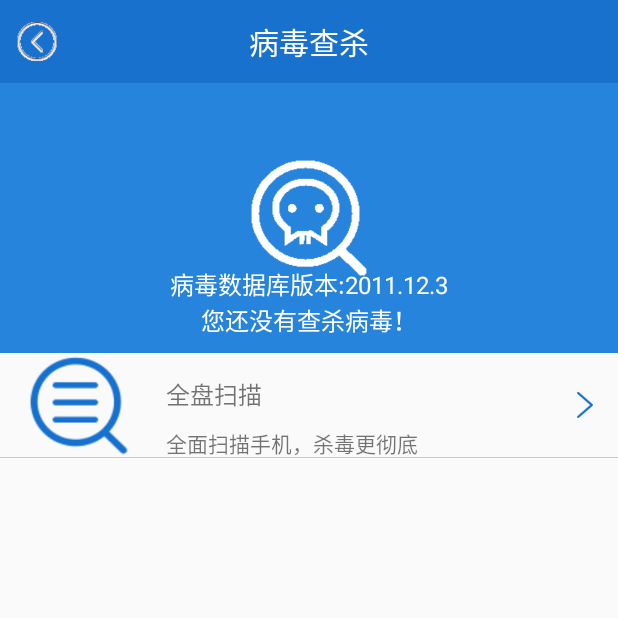
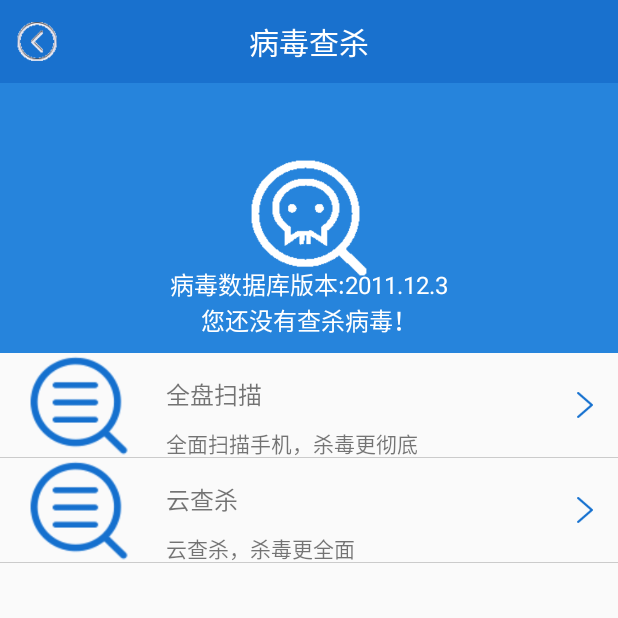
Before and after one commit to HeJie47/MobileGuard, an Android app: the VirusScanActivity screen opened directly, with no data from a screen before it, on a phone screen of 412 x 824 dp, the top half of it. Run offline under Robolectric (Android 15) with nearby library versions, the phone set to English and light mode, and no system bars.

Commit message:
new changed

```diff
--- /dev/null
+++ b/app/src/main/java/cn/edu/gdmec/android/mobileguard/m5virusscan/Utils/Urlclient.java
@@ -0,0 +1,8 @@
+package cn.edu.gdmec.android.mobileguard.m5virusscan.Utils;
+
+/**
+ * Created by admin on 2017/12/19.
+ */
+
+public class Urlclient {
+}
--- a/app/src/main/res/layout/activity_virus_scan.xml
+++ b/app/src/main/res/layout/activity_virus_scan.xml
@@ -6,6 +6,7 @@
     android:layout_height="match_parent">
 
     <include layout="@layout/titlebar"/>
+
     <RelativeLayout
         android:layout_width="match_parent"
         android:layout_height="180dp"
@@ -33,17 +34,20 @@
             android:textColor="@color/white"/>
 
     </RelativeLayout>
+
     <RelativeLayout
         android:id="@+id/rl_allscanvirus"
         android:layout_width="match_parent"
         android:layout_height="70dp">
+
         <ImageView
             android:id="@+id/imgv_quickscan"
             style="@style/wrapcontent"
-            android:src="@drawable/quickscan_icon"
             android:layout_alignParentLeft="true"
             android:layout_centerVertical="true"
-            android:layout_marginLeft="10dp"/>
+            android:layout_marginLeft="10dp"
+            android:src="@drawable/quickscan_icon"/>
+
         <TextView
             android:id="@+id/tv_allscan"
             style="@style/textview16sp"
@@ -72,4 +76,48 @@
             android:layout_alignParentBottom="true"/>
     </RelativeLayout>
 
+    <RelativeLayout
+        android:id="@+id/rl_cloudscanvirus"
+        android:layout_width="match_parent"
+        android:layout_height="70dp">
+
+        <ImageView
+            android:id="@+id/imgv_cloudscan"
+            style="@style/wrapcontent"
+            android:src="@drawable/quickscan_icon"
+            android:layout_alignParentLeft="true"
+            android:layout_centerVertical="true"
+            android:layout_marginLeft="10dp" />
+
+        <TextView
+            android:id="@+id/tv_cloudscan"
+            style="@style/textview16sp"
+            android:layout_toRightOf="@+id/imgv_cloudscan"
+            android:layout_marginLeft="15dp"
+            android:layout_marginTop="15dp"
+            android:text="云查杀"/>
+
+        <TextView
+            style="@style/textview14sp"
+            android:layout_below="@+id/tv_cloudscan"
+            android:layout_marginLeft="15dp"
+            android:layout_toRightOf="@+id/imgv_cloudscan"
+            android:layout_marginTop="10dp"
+            android:text="云查杀，杀毒更全面"/>
+
+        <View
+            android:layout_width="13dp"
+            android:layout_height="20dp"
+            android:background="@drawable/rightarrow_blue"
+            android:layout_alignParentRight="true"
+            android:layout_centerVertical="true"
+            android:layout_marginRight="15dp"/>
+
+        <View
+            android:layout_width="match_parent"
+            android:layout_height="1.0px"
+            android:background="@color/black30"
+            android:layout_alignParentBottom="true"/>
+    </RelativeLayout>
+
 </LinearLayout>
```
